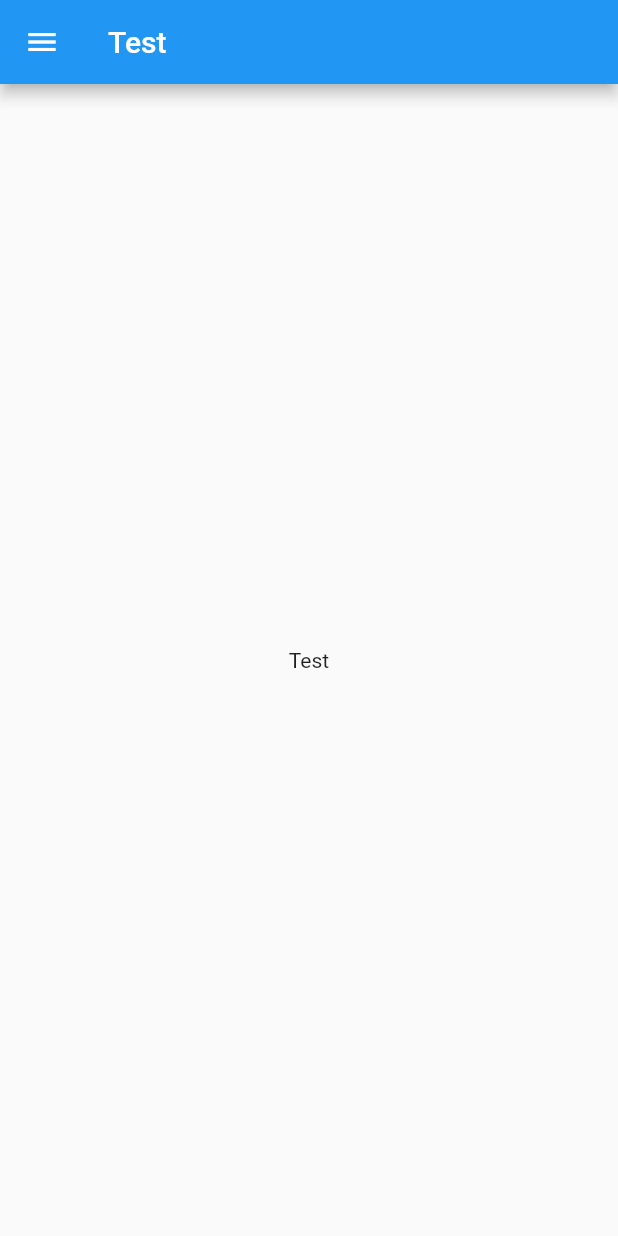
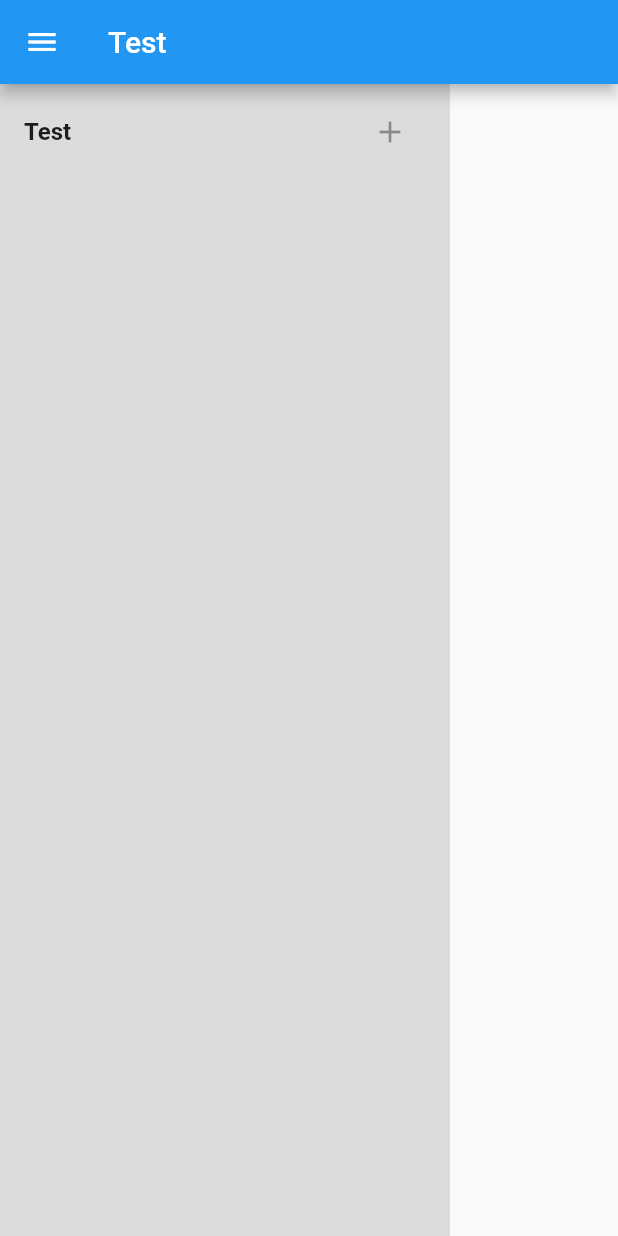
Before and after one commit to gabrielslater/task-board, a Flutter app: the screen it shows after launch, on a phone screen of 412 x 824 dp. Run offline on Flutter 3.47's test engine with Material 2 defaults, Android fonts, the phone set to English and light mode, and no system bars.

Commit message:
Display empty column

```diff
--- a/lib/scaffold.dart
+++ b/lib/scaffold.dart
@@ -1,4 +1,5 @@
 import 'package:final_project_kanban_board/navigation_bar.dart';
+import 'package:final_project_kanban_board/screens/workspace.dart';
 import 'package:flutter/material.dart';
 
 class KanbanScaffold extends StatefulWidget {
@@ -15,9 +16,7 @@ class _KanbanScaffoldState extends State<KanbanScaffold> {
       appBar: AppBar(
         title: const Text('Test'),
       ),
-      body: const Center(
-        child: Text('Test'),
-      ),
+      body: const KanbanWorkspace(),
       drawer: const KanbanNavigationDrawer(),
     );
   }
--- /dev/null
+++ b/lib/screens/workspace.dart
@@ -0,0 +1,40 @@
+import 'package:flutter/material.dart';
+
+class KanbanWorkspace extends StatelessWidget {
+  const KanbanWorkspace({Key? key}) : super(key: key);
+
+  @override
+  Widget build(BuildContext context) {
+    return _createCardColumn(context);
+  }
+
+  Widget _createCardColumn(BuildContext context) {
+    return SizedBox(
+      child: Container(
+        width: 300,
+        padding: const EdgeInsets.fromLTRB(16, 8, 16, 8),
+        color: Colors.black12,
+        child: Column(
+          children: [
+            Row(
+              children: const <Widget>[
+                Text(
+                  "Test",
+                  style: TextStyle(
+                    fontWeight: FontWeight.bold,
+                    fontSize: 16,
+                  ),
+                ),
+                Spacer(),
+                IconButton(
+                  onPressed: null,
+                  icon: Icon(Icons.add),
+                ),
+              ],
+            ),
+          ],
+        ),
+      ),
+    );
+  }
+}
```
